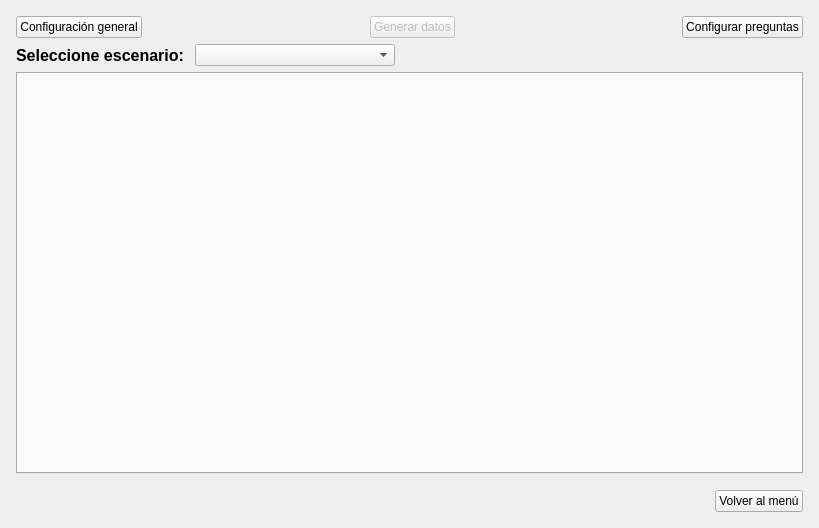
r4ulill0/gui_dbjudge, file sql_judge/view/qt_view/modify_scene/modify_scene_menu_datagen_view.ui: the form before one commit.
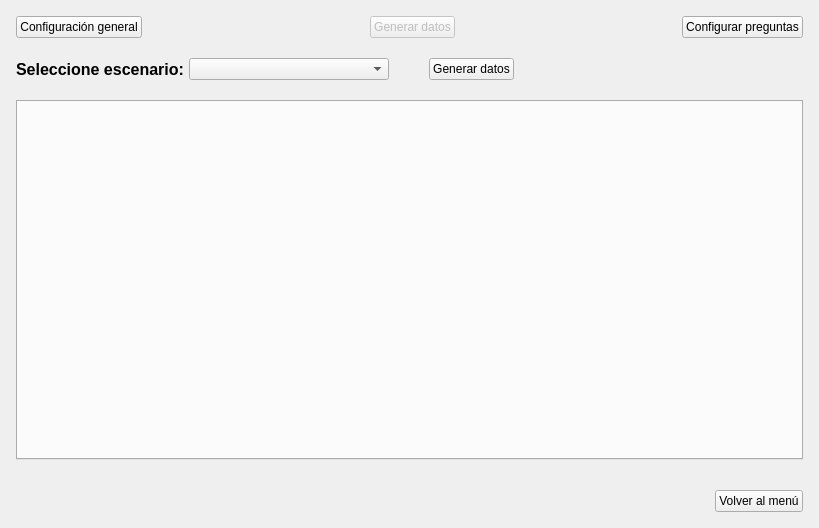
The form after the commit.

Commit message: Added data generation in edition mode

What changed in the file:
```diff
--- a/sql_judge/view/qt_view/modify_scene/modify_scene_menu_datagen_view.ui
+++ b/sql_judge/view/qt_view/modify_scene/modify_scene_menu_datagen_view.ui
@@ -28,6 +28,9 @@
      <property name="bottomMargin">
       <number>5</number>
      </property>
+     <property name="verticalSpacing">
+      <number>20</number>
+     </property>
      <item row="1" column="0" colspan="2">
       <layout class="QHBoxLayout" name="horizontalLayout">
        <item>
@@ -60,6 +63,35 @@
          </property>
         </widget>
        </item>
+       <item>
+        <spacer name="horizontalSpacer_3">
+         <property name="orientation">
+          <enum>Qt::Horizontal</enum>
+         </property>
+         <property name="sizeType">
+          <enum>QSizePolicy::Minimum</enum>
+         </property>
+         <property name="sizeHint" stdset="0">
+          <size>
+           <width>40</width>
+           <height>20</height>
+          </size>
+         </property>
+        </spacer>
+       </item>
+       <item>
+        <widget class="QPushButton" name="generate_data_button">
+         <property name="sizePolicy">
+          <sizepolicy hsizetype="Fixed" vsizetype="Fixed">
+           <horstretch>0</horstretch>
+           <verstretch>0</verstretch>
+          </sizepolicy>
+         </property>
+         <property name="text">
+          <string>Generar datos</string>
+         </property>
+        </widget>
+       </item>
        <item>
         <spacer name="horizontalSpacer_2">
          <property name="orientation">
```
The commit also changes 2 other files.
